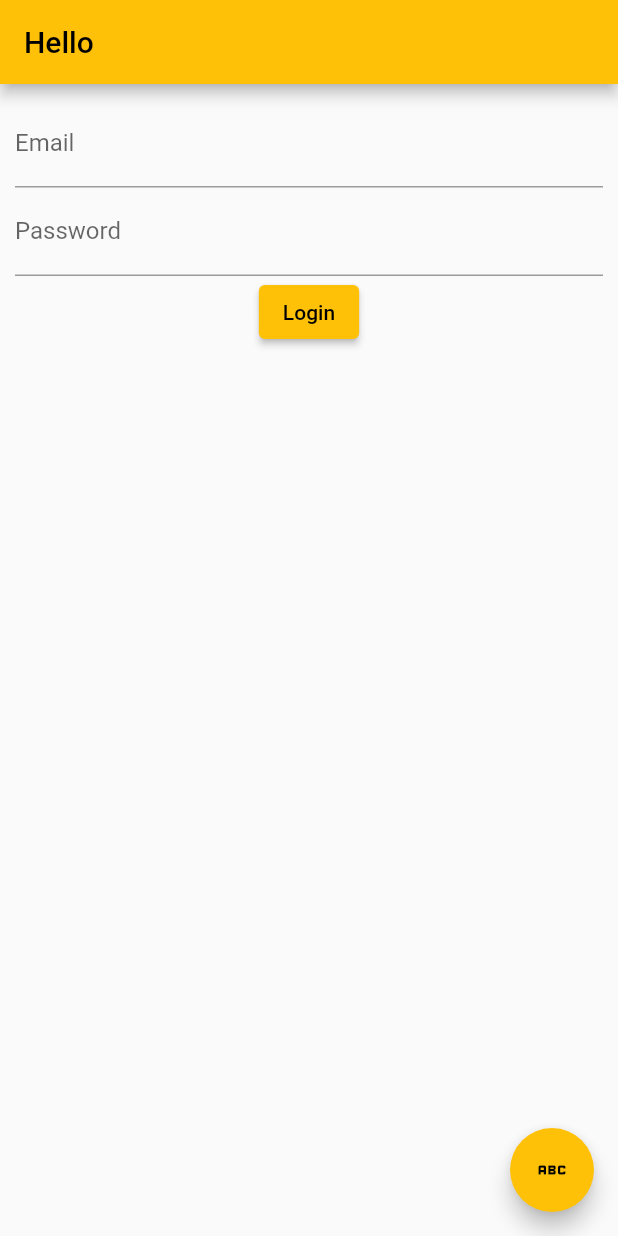
After one commit to frontenddevtrainer/edu_ecommerce_bloc, a Flutter app: the screen it shows after launch, on a phone screen of 412 x 824 dp. The commit adds this screen. Run offline on Flutter 3.47's test engine with Material 2 defaults, Android fonts, the light colour scheme and no system bars; our stand-ins replace dio, flutter_bloc.

Commit message:
Setup the register api call

```diff
--- a/data/db.json
+++ b/data/db.json
@@ -3,8 +3,15 @@
     {
       "name": "Macbook Pro 14",
       "id": "1",
-            "price": 100000.00,
+      "price": 100000,
       "images": []
+    }
+  ],
+  "users": [
+    {
+      "email": "asdasd@das.dsa",
+      "password": "$2a$10$0owMvK5.YFmkRO9d6182geGnpVS4wizrDut.Krc0Ae4F.jRR1hn.y",
+      "id": 1
     }
   ]
 }
--- a/lib/cubits/authentication.dart
+++ b/lib/cubits/authentication.dart
@@ -21,7 +21,8 @@
 
   Future<void> login(String email, String password) async {
     try {
-      final dynamic user = await authenticationRepository.login(email, password);
+      final dynamic user =
+          await authenticationRepository.login(email, password);
       emit(AuthenticationStateLoaded(user: user));
     } catch (e) {
       emit(AuthenticationStateError());
@@ -32,6 +33,15 @@
     try {
       await authenticationRepository.logout();
       emit(AuthenticationNotComplete());
+    } catch (e) {
+      emit(AuthenticationStateError());
+    }
+  }
+
+  Future<void> signup(String email, String password) async {
+    try {
+      final user = await authenticationRepository.signup(email, password);
+      emit(AuthenticationStateLoaded(user: user));
     } catch (e) {
       emit(AuthenticationStateError());
     }
--- a/lib/main.dart
+++ b/lib/main.dart
@@ -3,6 +3,7 @@
 import 'package:edu_ecommerce_bloc/cubits/users.dart';
 import 'package:edu_ecommerce_bloc/repository/authentication.dart';
 import 'package:edu_ecommerce_bloc/widgets/authentication/LoginForm.dart';
+import 'package:edu_ecommerce_bloc/widgets/authentication/RegisterForm.dart';
 import 'package:edu_ecommerce_bloc/widgets/users/UserListing.dart';
 import 'package:flutter/material.dart';
 import 'package:flutter_bloc/flutter_bloc.dart';
@@ -51,7 +52,7 @@
         },
       ),
       // body: const UserListing(),
-      body: const LoginForm(),
+      body: const RegisterForm(),
     );
   }
 }
--- a/lib/repository/authentication.dart
+++ b/lib/repository/authentication.dart
@@ -27,4 +27,19 @@
   Future<User> logout() {
     throw UnimplementedError();
   }
+
+  @override
+  Future<User> signup(String email, String password) async {
+    print(email);
+    print(password);
+    try {
+      final response = await dio.post("http://localhost:3000/signup",
+          data: {"email": email, "password": password});
+          print(response);
+      return User(name: response.data["name"], id: response.data["id"]);
+    } catch (e) {
+      print(e);
+      throw UnimplementedError();
+    }
+  }
 }
--- /dev/null
+++ b/lib/widgets/authentication/RegisterForm.dart
@@ -0,0 +1,44 @@
+import 'package:edu_ecommerce_bloc/cubits/authentication.dart';
+import 'package:flutter/material.dart';
+import 'package:flutter/src/widgets/framework.dart';
+import 'package:flutter/src/widgets/placeholder.dart';
+import 'package:flutter_bloc/flutter_bloc.dart';
+
+class RegisterForm extends StatefulWidget {
+  const RegisterForm({super.key});
+
+  @override
+  State<RegisterForm> createState() => _RegisterFormState();
+}
+
+class _RegisterFormState extends State<RegisterForm> {
+  final _emailController = TextEditingController();
+  final _passwordController = TextEditingController();
+
+  _handleLogin(BuildContext context){
+    final email = _emailController.text.trim();
+    final password = _passwordController.text.trim();
+    context.read<AuthenticationCubit>().signup(email, password);
+  }
+
+  @override
+  Widget build(BuildContext context) {
+    return Padding(
+      padding: const EdgeInsets.all(10),
+      child: Form(
+          child: Column(
+        children: [
+          TextFormField(
+            controller: _emailController,
+            decoration: const InputDecoration(labelText: "Email"),
+          ),
+          TextFormField(
+            controller: _passwordController,
+            decoration: const InputDecoration(labelText: "Password"),
+          ),
+          ElevatedButton(onPressed: (){ _handleLogin(context); }, child: const Text("Login"))
+        ],
+      )),
+    );
+  }
+}
--- a/package.json
+++ b/package.json
@@ -8,11 +8,12 @@
     "test": "test"
   },
   "scripts": {
-    "apiserver" : "json-server ./data/db.json --watch"
+    "apiserver": "json-server ./data/db.json -m ./node_modules/json-server-auth --watch"
   },
   "author": "",
   "license": "ISC",
   "dependencies": {
-    "json-server": "^0.17.3"
+    "json-server": "^0.17.3",
+    "json-server-auth": "^2.1.0"
   }
 }
```
Also changed, not shown: package-lock.json. Lines whose indentation alone changed are shown as unchanged.
